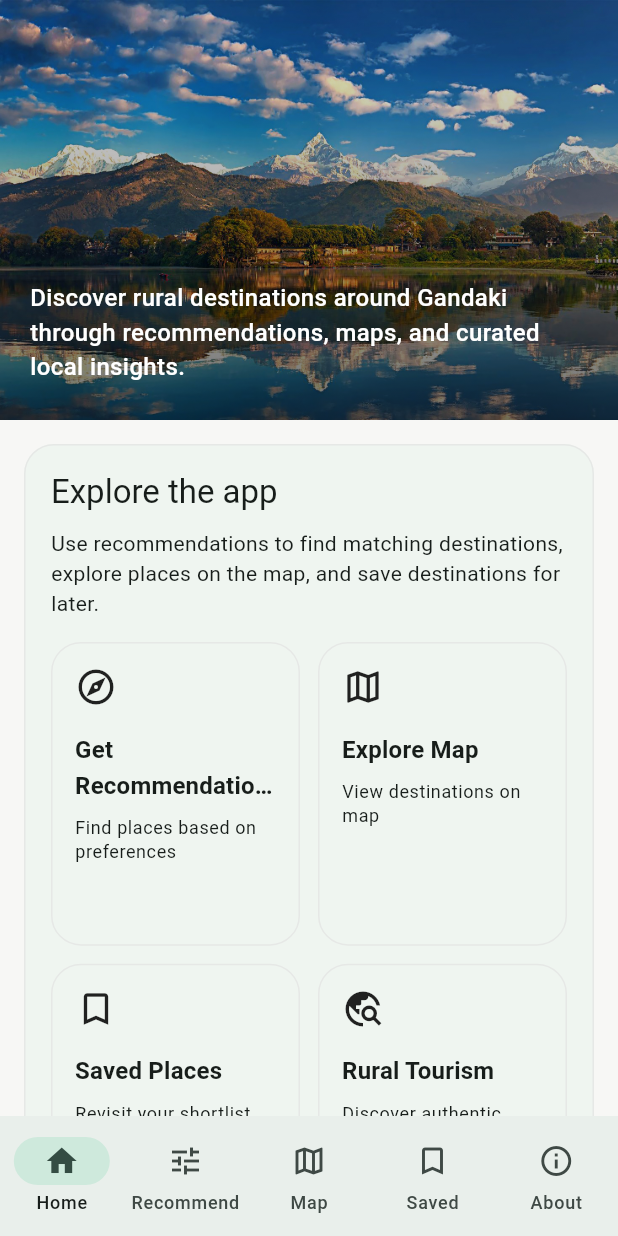
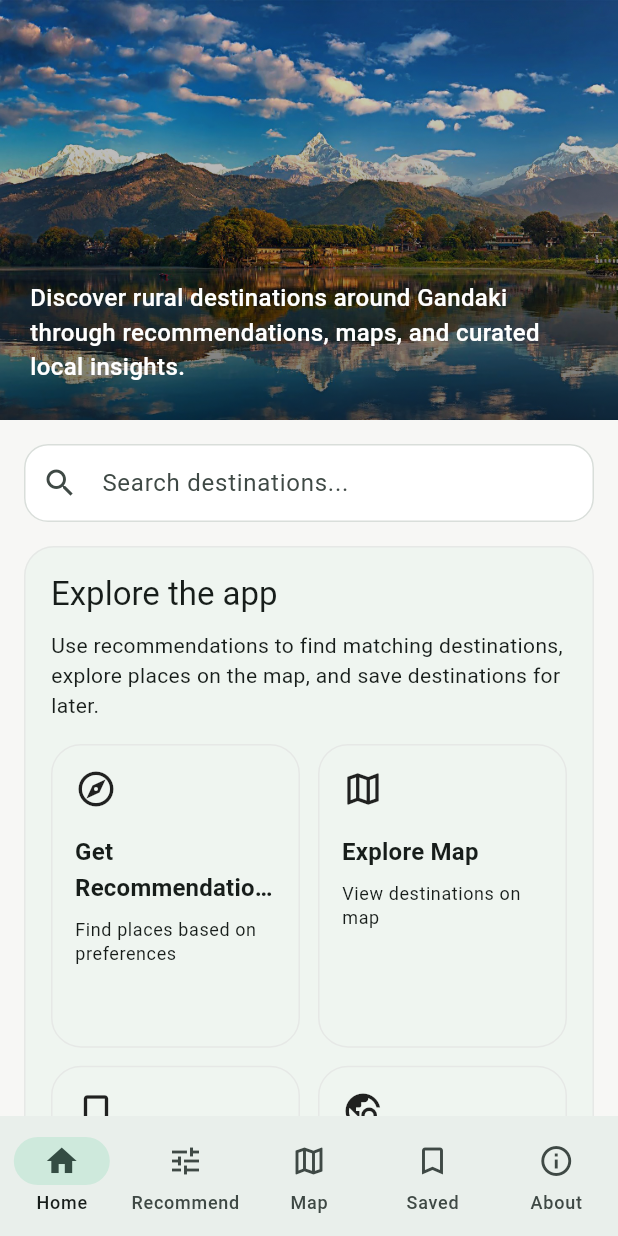
Before and after one commit to Abhiii10/Tourism, a Flutter app: the screen it shows after launch, on a phone screen of 412 x 824 dp. Run offline on Flutter 3.47's test engine with Material 3 defaults, Android fonts, the phone set to English and light mode, and no system bars; our stand-ins replace flutter_map, latlong2, sqflite; accounts and stored records are empty.

Commit message:
Complete rural tourism app with destinations, accommodations, recommendations, and UI updates

```diff
--- a/app/lib/screens/home_tab.dart
+++ b/app/lib/screens/home_tab.dart
@@ -1,8 +1,9 @@
 import 'package:flutter/material.dart';
 
 import '../models/destination.dart';
+import 'details_screen.dart';
 
-class HomeTab extends StatelessWidget {
+class HomeTab extends StatefulWidget {
   final List<Destination> destinations;
   final VoidCallback onOpenRecommend;
   final VoidCallback onOpenMap;
@@ -17,8 +18,46 @@ class HomeTab extends StatelessWidget {
   });
 
   @override
+  State<HomeTab> createState() => _HomeTabState();
+}
+
+class _HomeTabState extends State<HomeTab> {
+  String _query = '';
+  final TextEditingController _controller = TextEditingController();
+
+  @override
+  void dispose() {
+    _controller.dispose();
+    super.dispose();
+  }
+
+  List<Destination> get _filteredDestinations {
+    if (_query.trim().isEmpty) {
+      return widget.destinations;
+    }
+
+    final q = _query.toLowerCase();
+
+    return widget.destinations.where((d) {
+      final text = [
+        d.name,
+        d.district ?? '',
+        d.municipality ?? '',
+        ...d.category,
+        ...d.activities,
+        ...d.tags,
+        d.shortDescription,
+        d.fullDescription,
+      ].join(' ').toLowerCase();
+
+      return text.contains(q);
+    }).toList();
+  }
+
+  @override
   Widget build(BuildContext context) {
-    final featured = destinations.take(3).toList();
+    final featured = widget.destinations.take(3).toList();
+    final results = _filteredDestinations;
 
     return CustomScrollView(
       slivers: [
@@ -63,6 +102,7 @@ class HomeTab extends StatelessWidget {
             ),
           ),
         ),
+
         SliverToBoxAdapter(
           child: Padding(
             padding: const EdgeInsets.all(16),
@@ -72,6 +112,38 @@ class HomeTab extends StatelessWidget {
                 child: Column(
                   crossAxisAlignment: CrossAxisAlignment.start,
                   children: [
+
+                    /// 🔍 SEARCH BAR
+                    TextField(
+                      controller: _controller,
+                      onChanged: (value) {
+                        setState(() {
+                          _query = value;
+                        });
+                      },
+                      decoration: InputDecoration(
+                        hintText: 'Search destinations...',
+                        prefixIcon: const Icon(Icons.search),
+                        suffixIcon: _query.isNotEmpty
+                            ? IconButton(
+                                icon: const Icon(Icons.clear),
+                                onPressed: () {
+                                  _controller.clear();
+                                  setState(() {
+                                    _query = '';
+                                  });
+                                },
+                              )
+                            : null,
+                        border: OutlineInputBorder(
+                          borderRadius: BorderRadius.circular(12),
+                        ),
+                      ),
+                    ),
+
+                    const SizedBox(height: 16),
+
+                    /// QUICK ACTIONS
                     Card(
                       child: Padding(
                         padding: const EdgeInsets.all(18),
@@ -102,25 +174,25 @@ class HomeTab extends StatelessWidget {
                                       icon: Icons.explore_outlined,
                                       title: 'Get Recommendations',
                                       subtitle: 'Find places based on preferences',
-                                      onTap: onOpenRecommend,
+                                      onTap: widget.onOpenRecommend,
                                     ),
                                     _QuickActionCard(
                                       icon: Icons.map_outlined,
                                       title: 'Explore Map',
                                       subtitle: 'View destinations on map',
-                                      onTap: onOpenMap,
+                                      onTap: widget.onOpenMap,
                                     ),
                                     _QuickActionCard(
                                       icon: Icons.bookmark_outline,
                                       title: 'Saved Places',
                                       subtitle: 'Revisit your shortlist',
-                                      onTap: onOpenSaved,
+                                      onTap: widget.onOpenSaved,
                                     ),
                                     _QuickActionCard(
                                       icon: Icons.travel_explore_outlined,
                                       title: 'Rural Tourism',
                                       subtitle: 'Discover authentic local experiences',
-                                      onTap: onOpenRecommend,
+                                      onTap: widget.onOpenRecommend,
                                     ),
                                   ],
                                 );
@@ -130,20 +202,60 @@ class HomeTab extends StatelessWidget {
                         ),
                       ),
                     ),
+
                     const SizedBox(height: 16),
+
+                    /// 🔥 SEARCH RESULTS OR FEATURED
                     Text(
-                      'Featured destinations',
+                      _query.isEmpty
+                          ? 'Featured destinations'
+                          : 'Search results (${results.length})',
                       style: Theme.of(context).textTheme.titleLarge,
                     ),
+
                     const SizedBox(height: 12),
-                    ...featured.map(
-                      (d) => Padding(
+
+                    if (_query.isEmpty)
+                      ...featured.map((d) => _destinationCard(context, d))
+                    else if (results.isEmpty)
+                      const Card(
+                        child: Padding(
+                          padding: EdgeInsets.all(20),
+                          child: Text('No results found'),
+                        ),
+                      )
+                    else
+                      ...results.map((d) => _destinationCard(context, d)),
+                  ],
+                ),
+              ),
+            ),
+          ),
+        ),
+      ],
+    );
+  }
+
+  Widget _destinationCard(BuildContext context, Destination d) {
+    return Padding(
       padding: const EdgeInsets.only(bottom: 12),
       child: Card(
+        child: InkWell(
+          onTap: () {
+            Navigator.push(
+              context,
+              MaterialPageRoute(
+                builder: (_) => DetailsScreen(
+                  destination: d,
+                  reasons: const ['Opened from search'],
+                  accommodations: const [],
+                ),
+              ),
+            );
+          },
           child: Padding(
             padding: const EdgeInsets.all(16),
             child: Row(
-                              crossAxisAlignment: CrossAxisAlignment.start,
               children: [
                 Container(
                   width: 56,
@@ -171,14 +283,7 @@ class HomeTab extends StatelessWidget {
                         '${d.primaryCategory} • ${d.bestSeasonText}',
                         style: Theme.of(context).textTheme.bodySmall,
                       ),
-                                      if (d.locationText.isNotEmpty) ...[
-                                        const SizedBox(height: 4),
-                                        Text(
-                                          d.locationText,
-                                          style: Theme.of(context).textTheme.bodySmall,
-                                        ),
-                                      ],
-                                      const SizedBox(height: 8),
+                      const SizedBox(height: 6),
                       Text(
                         d.shortDescription,
                         maxLines: 2,
@@ -192,14 +297,6 @@ class HomeTab extends StatelessWidget {
           ),
         ),
       ),
-                    ),
-                  ],
-                ),
-              ),
-            ),
-          ),
-        ),
-      ],
     );
   }
 }
```
Lines whose indentation alone changed are shown as unchanged.
